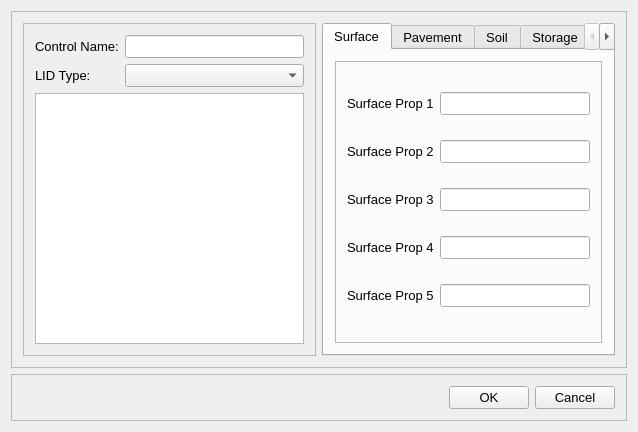
This is src/ui/SWMM/frmLIDDesigner.ui in USEPA/SWMM-EPANET_User_Interface as Qt 5 draws it before an edit. The edited form follows.
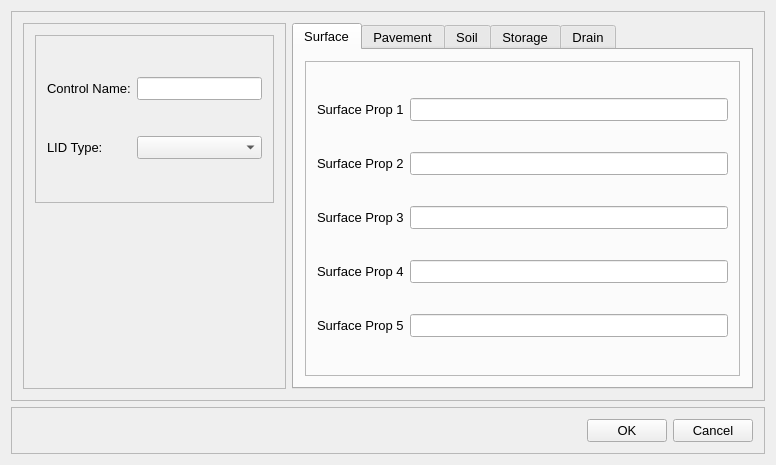
This is the edited form. Icons and pictures are not drawn.

Commit message: begin connecting new form for SWMM LID editor

The edit to the form file:
```diff
--- a/src/ui/SWMM/frmLIDDesigner.ui
+++ b/src/ui/SWMM/frmLIDDesigner.ui
@@ -6,8 +6,8 @@
    <rect>
     <x>0</x>
     <y>0</y>
-    <width>638</width>
-    <height>432</height>
+    <width>776</width>
+    <height>465</height>
    </rect>
   </property>
   <property name="font">
@@ -39,28 +39,47 @@
          </property>
          <layout class="QGridLayout" name="gridLayout">
           <item row="0" column="0" colspan="2">
-           <widget class="QLabel" name="lblControlName">
-            <property name="text">
-             <string>Control Name:</string>
+           <widget class="QFrame" name="fraTopLeft">
+            <property name="frameShape">
+             <enum>QFrame::StyledPanel</enum>
             </property>
+            <property name="frameShadow">
+             <enum>QFrame::Raised</enum>
+            </property>
+            <layout class="QGridLayout" name="gridLayout_12">
+             <item row="0" column="0">
+              <widget class="QLabel" name="lblControlName">
+               <property name="text">
+                <string>Control Name:</string>
+               </property>
+              </widget>
+             </item>
+             <item row="0" column="1">
+              <widget class="QLineEdit" name="txtName"/>
+             </item>
+             <item row="1" column="0">
+              <widget class="QLabel" name="lblLIDType">
+               <property name="text">
+                <string>LID Type:</string>
+               </property>
+              </widget>
+             </item>
+             <item row="1" column="1">
+              <widget class="QComboBox" name="cboLIDType"/>
+             </item>
+            </layout>
            </widget>
           </item>
-          <item row="0" column="2">
-           <widget class="QLineEdit" name="txtName"/>
-          </item>
           <item row="1" column="0" colspan="2">
-           <widget class="QLabel" name="lblLIDType">
+           <widget class="QLabel" name="lblImage">
             <property name="text">
-             <string>LID Type:</string>
+             <string/>
+            </property>
+            <property name="pixmap">
+             <pixmap>../swmmimages/1bio.png</pixmap>
             </property>
            </widget>
           </item>
-          <item row="1" column="2">
-           <widget class="QComboBox" name="cboLIDType"/>
-          </item>
-          <item row="2" column="0" rowspan="2" colspan="3">
-           <widget class="QGraphicsView" name="gvwLID"/>
-          </item>
          </layout>
          <zorder>graphicsView</zorder>
          <zorder>graphicsView</zorder>
```
Left out of the diff: 120 changed lines with no effect on the pictures. The commit also changes 3 other files.
